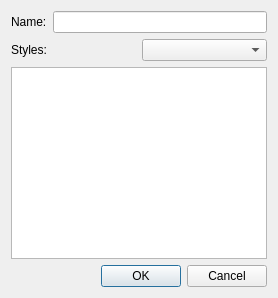
Before: the Qt Designer form demo/viewer/forms/layer_info.ui in mojodna/debian-mapnik, drawn with Qt 5.
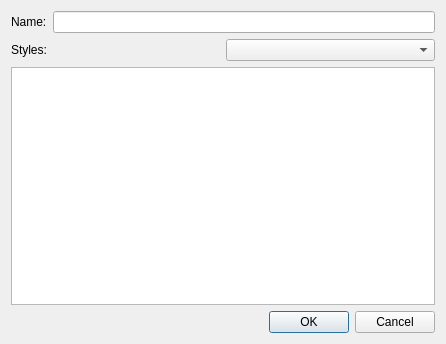
After: the same form once the commit is applied.

The edit to the form file:
```diff
--- a/demo/viewer/forms/layer_info.ui
+++ b/demo/viewer/forms/layer_info.ui
@@ -1,9 +1,17 @@
 <ui version="4.0" >
  <author>Artem Pavlenko</author>
  <class>LayerInfoDialog</class>
- <widget class="QDialog" name="LayerInfoDialog" >
-  <property name="sizePolicy" >
-   <sizepolicy vsizetype="Preferred" hsizetype="Preferred" >
+ <widget class="QDialog" name="LayerInfoDialog">
+  <property name="geometry">
+   <rect>
+    <x>0</x>
+    <y>0</y>
+    <width>446</width>
+    <height>344</height>
+   </rect>
+  </property>
+  <property name="sizePolicy">
+   <sizepolicy hsizetype="Preferred" vsizetype="Preferred">
     <horstretch>0</horstretch>
     <verstretch>0</verstretch>
    </sizepolicy>
@@ -53,8 +61,8 @@
        <property name="orientation" >
         <enum>Qt::Horizontal</enum>
        </property>
-       <property name="standardButtons" >
-        <set>QDialogButtonBox::Cancel|QDialogButtonBox::NoButton|QDialogButtonBox::Ok</set>
+       <property name="standardButtons">
+        <set>QDialogButtonBox::Cancel|QDialogButtonBox::Ok</set>
        </property>
       </widget>
      </item>
```
Left out of the diff: 52 changed lines with no effect on the pictures.
